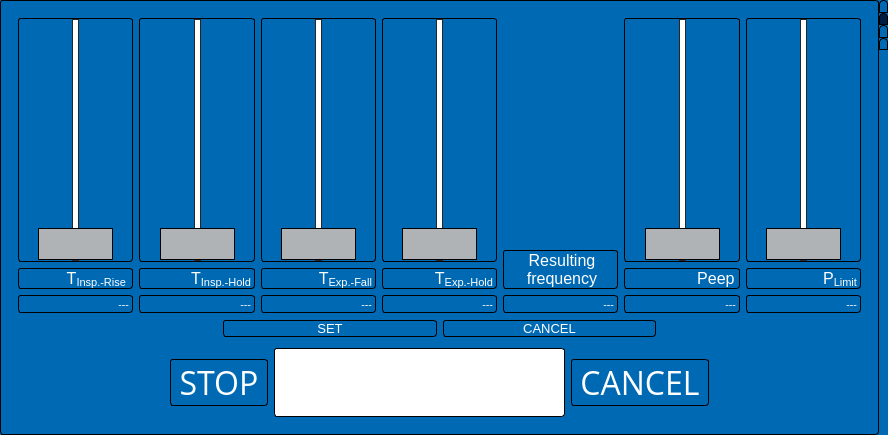
trinamic/TOSV-UserInterface, file TOSV-GUI.ui: the form before one commit.
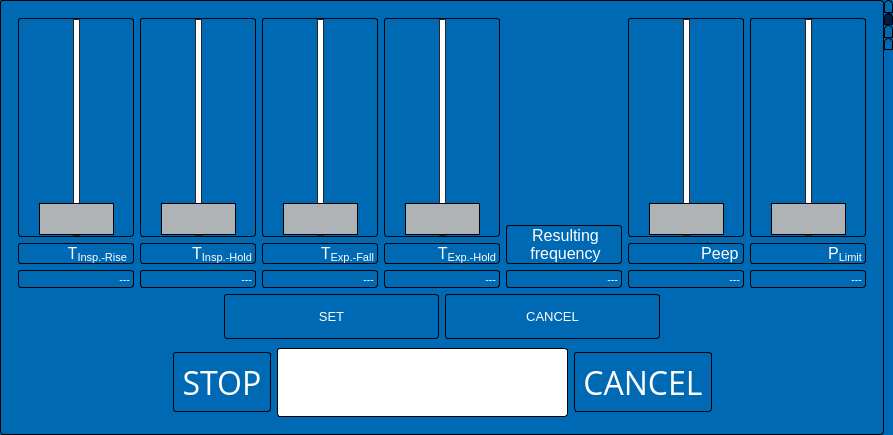
The form after the commit. The open tabs and pages were chosen to show the change. Icons and pictures are not drawn. Custom widgets are drawn as their Qt base class.

```diff
--- a/TOSV-GUI.ui
+++ b/TOSV-GUI.ui
@@ -9,7 +9,7 @@
    <rect>
     <x>0</x>
     <y>0</y>
-    <width>888</width>
+    <width>893</width>
     <height>435</height>
    </rect>
   </property>
@@ -536,7 +536,7 @@
 }</string>
              </property>
              <property name="maximum">
-              <number>1000</number>
+              <number>5000</number>
              </property>
              <property name="orientation">
               <enum>Qt::Vertical</enum>
@@ -621,7 +621,7 @@
 }</string>
              </property>
              <property name="maximum">
-              <number>3000</number>
+              <number>5000</number>
              </property>
              <property name="orientation">
               <enum>Qt::Vertical</enum>
@@ -703,7 +703,7 @@
 }</string>
              </property>
              <property name="maximum">
-              <number>3000</number>
+              <number>5000</number>
              </property>
              <property name="orientation">
               <enum>Qt::Vertical</enum>
@@ -785,7 +785,7 @@
 }</string>
              </property>
              <property name="maximum">
-              <number>3000</number>
+              <number>5000</number>
              </property>
              <property name="orientation">
               <enum>Qt::Vertical</enum>
@@ -928,7 +928,7 @@
 }</string>
              </property>
              <property name="maximum">
-              <number>1000</number>
+              <number>10000</number>
              </property>
              <property name="orientation">
               <enum>Qt::Vertical</enum>
@@ -1010,7 +1010,7 @@
 }</string>
              </property>
              <property name="maximum">
-              <number>6000</number>
+              <number>60000</number>
              </property>
              <property name="orientation">
               <enum>Qt::Vertical</enum>
@@ -1073,6 +1073,12 @@
            <property name="enabled">
             <bool>true</bool>
            </property>
+           <property name="minimumSize">
+            <size>
+             <width>0</width>
+             <height>45</height>
+            </size>
+           </property>
            <property name="font">
             <font>
              <pointsize>10</pointsize>
@@ -1088,6 +1094,12 @@
            <property name="enabled">
             <bool>true</bool>
            </property>
+           <property name="minimumSize">
+            <size>
+             <width>0</width>
+             <height>45</height>
+            </size>
+           </property>
            <property name="font">
             <font>
              <pointsize>10</pointsize>
@@ -1135,6 +1147,12 @@
            <property name="enabled">
             <bool>true</bool>
            </property>
+           <property name="minimumSize">
+            <size>
+             <width>0</width>
+             <height>60</height>
+            </size>
+           </property>
            <property name="font">
             <font>
              <family>Open Sans</family>
@@ -1152,6 +1170,12 @@
            <property name="enabled">
             <bool>true</bool>
            </property>
+           <property name="minimumSize">
+            <size>
+             <width>0</width>
+             <height>60</height>
+            </size>
+           </property>
            <property name="font">
             <font>
              <family>Open Sans</family>
@@ -1168,6 +1192,12 @@
            <property name="enabled">
             <bool>true</bool>
            </property>
+           <property name="minimumSize">
+            <size>
+             <width>150</width>
+             <height>60</height>
+            </size>
+           </property>
            <property name="font">
             <font>
              <family>Open Sans</family>
```
Left out of the diff: 2 changed lines with no effect on the pictures.
